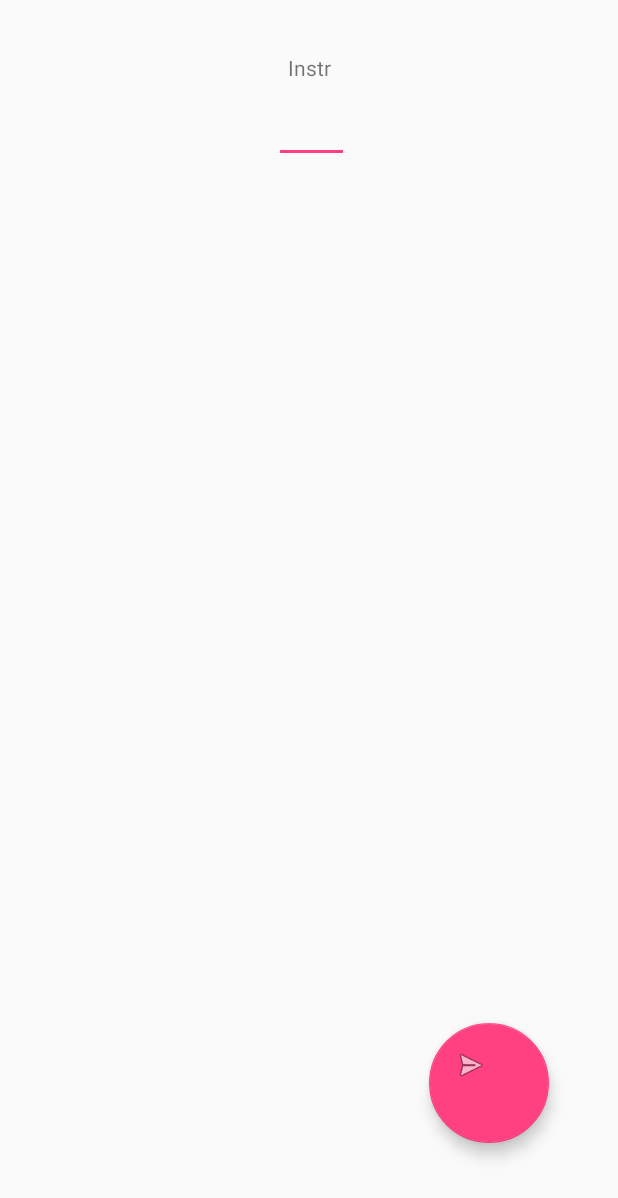
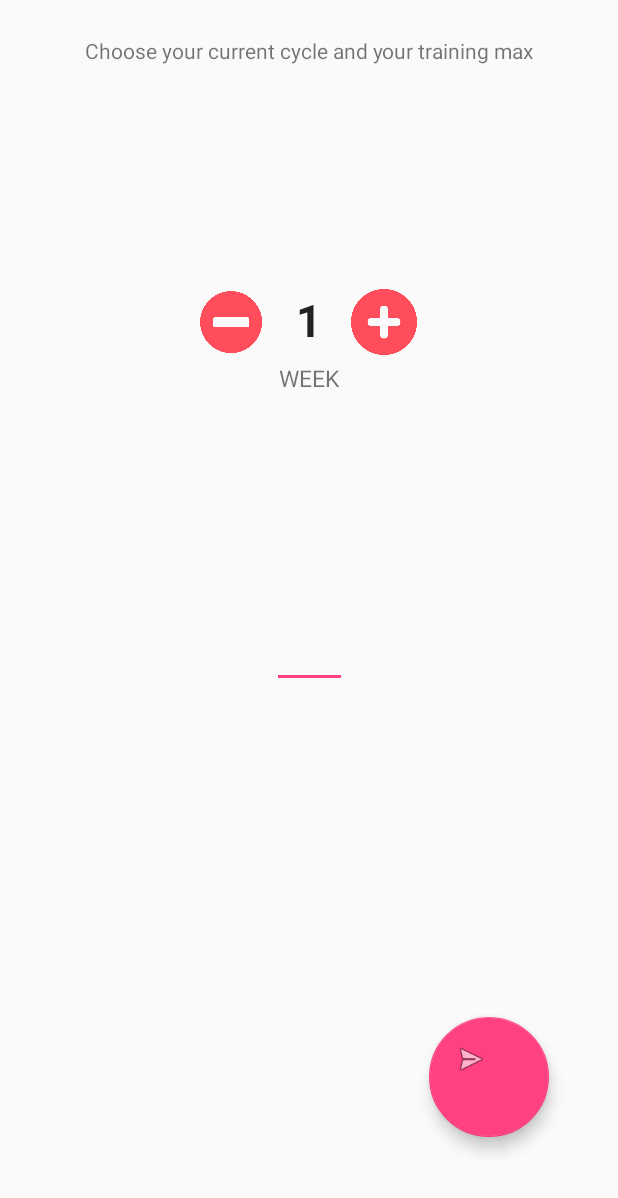
Before and after one commit to BudiGabe/Workout-Planner, an Android app: the layout fragment_531.xml on its own in the app's theme, with its tools: preview values and no code run, on a phone screen of 412 x 824 dp. Shown: the top 1198 px of the screen. Run offline under Robolectric (Android 15) with nearby library versions, the phone set to English and light mode, and no system bars.

Commit message:
Added week selector Added BBB fragment

```diff
--- a/app/build.gradle
+++ b/app/build.gradle
@@ -3,6 +3,7 @@ apply plugin: 'com.android.application'
 android {
     compileSdkVersion 28
     defaultConfig {
+        vectorDrawables.useSupportLibrary = true
         applicationId "com.example.razok.percents"
         minSdkVersion 15
         targetSdkVersion 28
--- /dev/null
+++ b/app/src/main/java/com/example/razok/percents/MeinView.java
@@ -0,0 +1,64 @@
+package com.example.razok.percents;
+
+import android.content.Context;
+import android.support.constraint.ConstraintLayout;
+import android.util.AttributeSet;
+import android.view.View;
+import android.widget.TextView;
+
+
+
+public class MeinView extends ConstraintLayout {
+    TextView cycleNum;
+    TextView cycle;
+    View minusButton;
+    View plusButton;
+    View rootView;
+    private static final int MIN_VAL = 1;
+    private static final int MAX_VAL = 4;
+
+    public MeinView(Context context, AttributeSet attrs){
+        super(context, attrs);
+        init(context);
+    }
+
+    public void init(Context context){
+        rootView = inflate(context, R.layout.mein_view, this);
+        cycle = (TextView) rootView.findViewById(R.id.cycle);
+        cycleNum = (TextView) rootView.findViewById(R.id.cycleNum);
+        minusButton = rootView.findViewById(R.id.minusButton);
+        plusButton = rootView.findViewById(R.id.plusButton);
+
+        minusButton.setOnClickListener(new View.OnClickListener(){
+            @Override
+            public void onClick(View v){
+                decrementValue();
+            }
+        }); //decrease value on click
+
+        plusButton.setOnClickListener(new View.OnClickListener(){
+            @Override
+            public void onClick(View v){
+                incrementValue();
+            }
+        }); //increase value on click
+    }
+    public int getValue(){
+        return Integer.valueOf(cycleNum.getText().toString());
+    } //get current value
+
+    public void decrementValue(){
+        int currentVal = getValue();
+        if(currentVal > MIN_VAL){
+            cycleNum.setText(String.valueOf(currentVal - 1));
+        }
+    }
+
+    public void incrementValue(){
+        int currentVal = getValue();
+        if(currentVal < MAX_VAL){
+            cycleNum.setText(String.valueOf(currentVal + 1));
+        }
+    }
+
+}
--- a/app/src/main/res/layout/fragment_531.xml
+++ b/app/src/main/res/layout/fragment_531.xml
@@ -2,7 +2,7 @@
 <android.support.constraint.ConstraintLayout xmlns:android="http://schemas.android.com/apk/res/android"
     xmlns:app="http://schemas.android.com/apk/res-auto"
     xmlns:tools="http://schemas.android.com/tools"
-    android:id="@+id/CLayout"
+    android:id="@+id/ConstraintLayout"
     android:layout_width="match_parent"
     android:layout_height="match_parent"
     tools:context=".Fragment531">
@@ -19,12 +19,12 @@
         android:layout_marginBottom="8dp"
         android:ems="10"
         android:inputType="numberSigned"
-        app:layout_constraintBottom_toBottomOf="parent"
+        app:layout_constraintBottom_toTopOf="@+id/relativeLayout2"
         app:layout_constraintEnd_toEndOf="parent"
-        app:layout_constraintHorizontal_bias="0.504"
+        app:layout_constraintHorizontal_bias="0.5"
         app:layout_constraintStart_toStartOf="parent"
-        app:layout_constraintTop_toTopOf="parent"
-        app:layout_constraintVertical_bias="0.079" />
+        app:layout_constraintTop_toBottomOf="@+id/weekSelect"
+        app:layout_constraintVertical_bias="0.349" />
 
     <TextView
         android:id="@+id/instr"
@@ -36,12 +36,12 @@
         android:layout_marginEnd="8dp"
         android:layout_marginRight="8dp"
         android:layout_marginBottom="8dp"
-        android:text="Instr"
+        android:text="Choose your current cycle and your training max"
         app:layout_constraintBottom_toBottomOf="parent"
         app:layout_constraintEnd_toEndOf="parent"
         app:layout_constraintStart_toStartOf="parent"
         app:layout_constraintTop_toTopOf="parent"
-        app:layout_constraintVertical_bias="0.035" />
+        app:layout_constraintVertical_bias="0.01999998" />
 
     <android.support.design.widget.FloatingActionButton
         android:id="@+id/calculateButton"
@@ -59,17 +59,23 @@
         app:layout_constraintHorizontal_bias="0.880"
         app:layout_constraintStart_toStartOf="parent"
         app:layout_constraintTop_toTopOf="parent"
-        app:layout_constraintVertical_bias="0.926"
+        app:layout_constraintVertical_bias="0.92"
         app:srcCompat="@android:drawable/ic_menu_send" />
 
     <RelativeLayout
-        android:layout_width="368dp"
-        android:layout_height="293dp"
-        app:layout_constraintBottom_toTopOf="@+id/calculateButton"
-        app:layout_constraintTop_toBottomOf="@+id/weight"
+        android:id="@+id/relativeLayout2"
+        android:layout_width="388dp"
+        android:layout_height="205dp"
+        android:layout_marginStart="5dp"
+        android:layout_marginLeft="5dp"
+        android:layout_marginEnd="4dp"
+        android:layout_marginRight="4dp"
+        android:layout_marginBottom="33dp"
+        app:layout_constraintBottom_toBottomOf="parent"
         app:layout_constraintEnd_toEndOf="parent"
         app:layout_constraintStart_toStartOf="parent"
-        tools:layout_editor_absoluteX="8dp">
+        app:layout_constraintTop_toTopOf="parent"
+        app:layout_constraintVertical_bias="1.0">
 
         <TableLayout
             android:id="@+id/tableLayout"
@@ -91,4 +97,19 @@
         </TableLayout>
     </RelativeLayout>
 
+    <com.example.razok.percents.MeinView
+        android:id="@+id/weekSelect"
+        android:layout_width="368dp"
+        android:layout_height="114dp"
+        android:layout_marginStart="8dp"
+        android:layout_marginLeft="8dp"
+        android:layout_marginTop="8dp"
+        android:layout_marginEnd="8dp"
+        android:layout_marginRight="8dp"
+        android:layout_marginBottom="8dp"
+        app:layout_constraintBottom_toTopOf="@+id/weight"
+        app:layout_constraintEnd_toEndOf="parent"
+        app:layout_constraintStart_toStartOf="parent"
+        app:layout_constraintTop_toBottomOf="@+id/instr" />
+
 </android.support.constraint.ConstraintLayout>
--- /dev/null
+++ b/app/src/main/res/layout/mein_view.xml
@@ -0,0 +1,79 @@
+<?xml version="1.0" encoding="utf-8"?>
+<android.support.constraint.ConstraintLayout xmlns:android="http://schemas.android.com/apk/res/android"
+    xmlns:app="http://schemas.android.com/apk/res-auto"
+    xmlns:tools="http://schemas.android.com/tools"
+    android:id="@+id/ConstraintLayout"
+    android:layout_width="match_parent"
+    android:layout_height="match_parent">
+
+    <TextView
+        android:id="@+id/cycle"
+        android:layout_width="wrap_content"
+        android:layout_height="wrap_content"
+        android:layout_marginTop="8dp"
+        android:layout_marginBottom="8dp"
+        android:text="WEEK"
+        android:textSize="15dp"
+        app:layout_constraintBottom_toBottomOf="parent"
+        app:layout_constraintEnd_toEndOf="@+id/cycleNum"
+        app:layout_constraintStart_toStartOf="@+id/cycleNum"
+        app:layout_constraintTop_toBottomOf="@+id/cycleNum"
+        app:layout_constraintVertical_bias="0.019" />
+
+    <ImageView
+        android:id="@+id/minusButton"
+        android:layout_width="44dp"
+        android:layout_height="44dp"
+        android:layout_marginStart="56dp"
+        android:layout_marginLeft="56dp"
+        android:layout_marginEnd="8dp"
+        android:layout_marginRight="8dp"
+        android:clickable="true"
+        app:layout_constraintBottom_toBottomOf="@+id/cycleNum"
+        app:layout_constraintEnd_toStartOf="@+id/cycleNum"
+        app:layout_constraintHorizontal_bias="0.8"
+        app:layout_constraintStart_toStartOf="parent"
+        app:layout_constraintTop_toTopOf="@+id/cycleNum"
+        app:layout_constraintVertical_bias="0.0"
+        android:src="@drawable/valueselect_minus"
+        tools:src="@drawable/valueselect_minus" />
+
+    <ImageView
+        android:id="@+id/plusButton"
+        android:layout_width="44dp"
+        android:layout_height="44dp"
+        android:layout_marginStart="8dp"
+        android:layout_marginLeft="8dp"
+        android:layout_marginEnd="68dp"
+        android:layout_marginRight="68dp"
+        android:clickable="true"
+        app:layout_constraintBottom_toBottomOf="@+id/cycleNum"
+        app:layout_constraintEnd_toEndOf="parent"
+        app:layout_constraintHorizontal_bias="0.2"
+        app:layout_constraintStart_toEndOf="@+id/cycleNum"
+        app:layout_constraintTop_toTopOf="@+id/cycleNum"
+        app:layout_constraintVertical_bias="0.0"
+        android:src="@drawable/valueselect_plus"
+        tools:src="@drawable/valueselect_plus" />
+
+    <TextView
+        android:id="@+id/cycleNum"
+        android:layout_width="wrap_content"
+        android:layout_height="wrap_content"
+        android:layout_marginStart="8dp"
+        android:layout_marginLeft="8dp"
+        android:layout_marginTop="8dp"
+        android:layout_marginEnd="8dp"
+        android:layout_marginRight="8dp"
+        android:layout_marginBottom="8dp"
+        android:autoText="false"
+        android:text="1"
+        android:textAppearance="@style/TextAppearance.AppCompat"
+        android:textSize="30dp"
+        android:textStyle="bold"
+        app:layout_constraintBottom_toBottomOf="parent"
+        app:layout_constraintEnd_toEndOf="parent"
+        app:layout_constraintStart_toStartOf="parent"
+        app:layout_constraintTop_toTopOf="parent"
+        app:layout_constraintVertical_bias="0.258" />
+</android.support.constraint.ConstraintLayout>
```
Also changed, not shown: app/src/main/java/com/example/razok/percents/Fragment531.java (+28 -8 lines), app/src/main/java/com/example/razok/percents/FragmentBBB.java (added, +89 -0 lines), app/src/main/java/com/example/razok/percents/FragmentCommon.java (+7 -2 lines), app/src/main/java/com/example/razok/percents/FragmentCustom.java (+6 -2 lines), app/src/main/java/com/example/razok/percents/FragmentDeload.java (deleted, +0 -34 lines), app/src/main/java/com/example/razok/percents/ScreenSlidePagerActivity.java (+4 -4 lines), app/src/main/res/layout/fragment_bbb.xml (renamed from app/src/main/res/layout/fragment_deload.xml, +34 -52 lines), app/src/main/res/values/strings.xml (+8 -0 lines), app/src/main/res/drawable/valueselect_minus.png (added), app/src/main/res/drawable/valueselect_plus.png (added).
